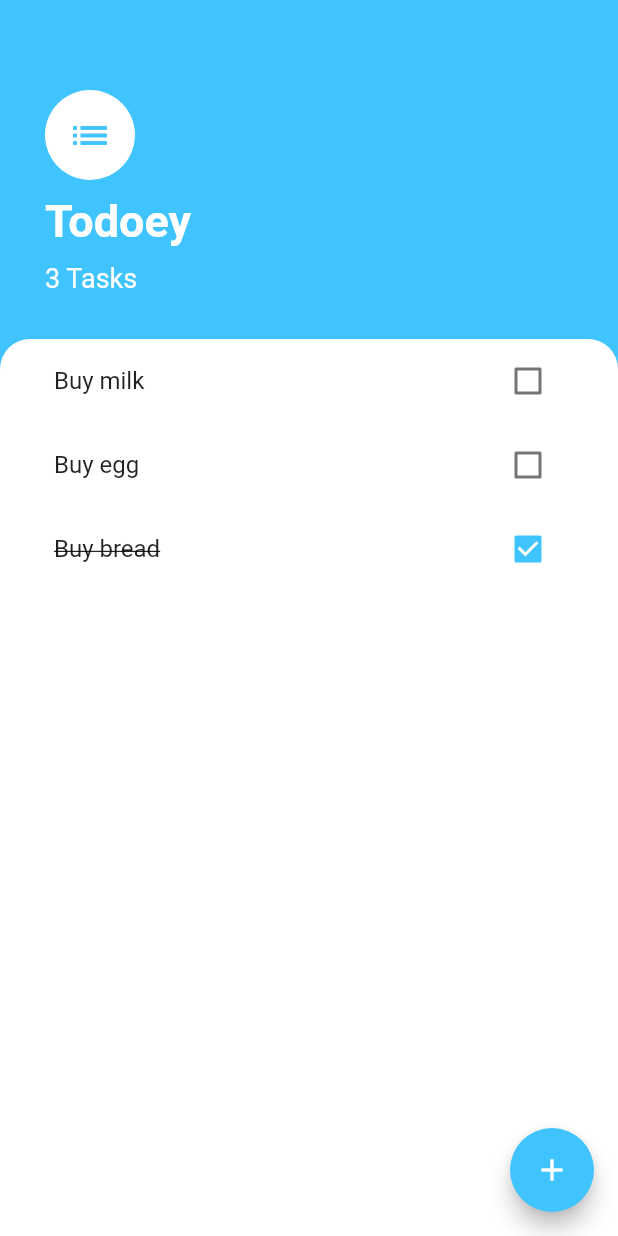
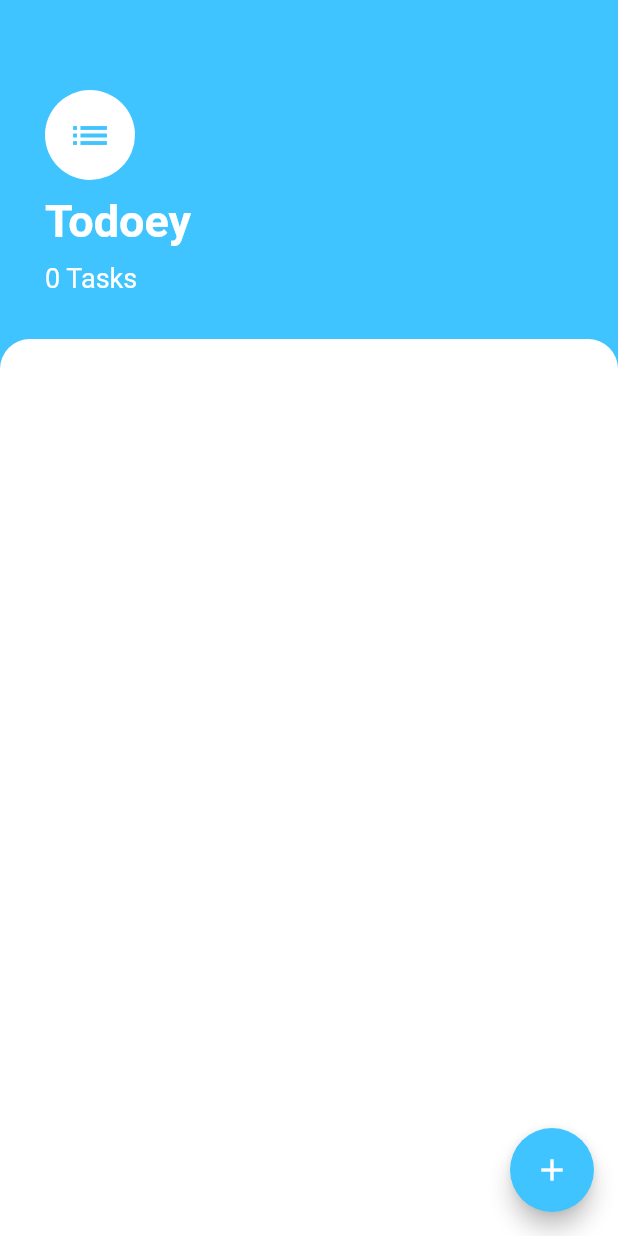
Before and after one commit to KelvinForteta/todo-mobile-app-flutter, a Flutter app: the screen it shows after launch, on a phone screen of 412 x 824 dp. Run offline on Flutter 3.47's test engine with Material 2 defaults, Android fonts, the phone set to English and light mode, and no system bars.

```diff
--- a/lib/screens/tasks_screen.dart
+++ b/lib/screens/tasks_screen.dart
@@ -9,11 +9,7 @@ class TasksScreen extends StatefulWidget {
 }
 
 class _TasksScreenState extends State<TasksScreen> {
-  List<Task> tasks = [
-    Task(name: 'Buy milk', isDone: false),
-    Task(name: 'Buy egg', isDone: false),
-    Task(name: 'Buy bread', isDone: true),
-  ];
+  List<Task> tasks = [];
 
   @override
   Widget build(BuildContext context) {
@@ -28,6 +24,7 @@ class _TasksScreenState extends State<TasksScreen> {
                     setState(() {
                       tasks.add(Task(name: newTitle));
                     });
+                    Navigator.pop(context);
                   }));
         },
       ),
--- a/pubspec.yaml
+++ b/pubspec.yaml
@@ -23,6 +23,7 @@ dependencies:
   # The following adds the Cupertino Icons font to your application.
   # Use with the CupertinoIcons class for iOS style icons.
   cupertino_icons: ^0.1.2
+  provider: ^3.1.0
 
 dev_dependencies:
   flutter_test:
```
Also changed, not shown: pubspec.lock.
